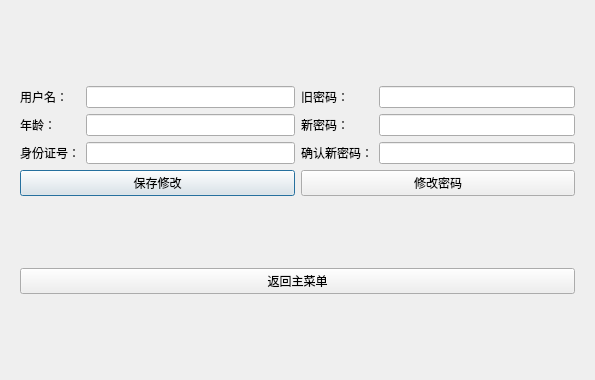
This is Client/UI/TrainUI/myinform.ui in TimerChen/TrainTickets as Qt 5 draws it before an edit. The edited form follows.
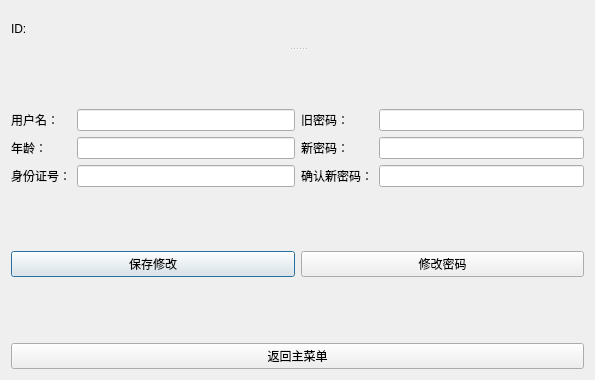
This is the edited form. Icons and pictures are not drawn.

What changed in the file:
```diff
--- a/Client/UI/TrainUI/myinform.ui
+++ b/Client/UI/TrainUI/myinform.ui
@@ -18,19 +18,17 @@
     <normaloff>12308.png</normaloff>12308.png</iconset>
   </property>
   <layout class="QVBoxLayout" name="verticalLayout_3">
-   <property name="leftMargin">
-    <number>20</number>
-   </property>
-   <property name="topMargin">
-    <number>20</number>
-   </property>
-   <property name="rightMargin">
-    <number>20</number>
-   </property>
-   <property name="bottomMargin">
-    <number>20</number>
-   </property>
    <item>
+    <widget class="QSplitter" name="splitter">
+     <property name="orientation">
+      <enum>Qt::Vertical</enum>
+     </property>
+     <widget class="QLabel" name="IDlabel">
+      <property name="text">
+       <string>ID:</string>
+      </property>
+     </widget>
+     <widget class="QWidget" name="">
     <layout class="QHBoxLayout" name="horizontalLayout">
      <property name="leftMargin">
       <number>0</number>
@@ -135,6 +133,8 @@
       </layout>
      </item>
     </layout>
+     </widget>
+    </widget>
    </item>
    <item>
     <widget class="QPushButton" name="exitBtn">
```
Left out of the diff: 8 changed lines with no effect on the pictures. Lines whose indentation alone changed are shown as unchanged.
